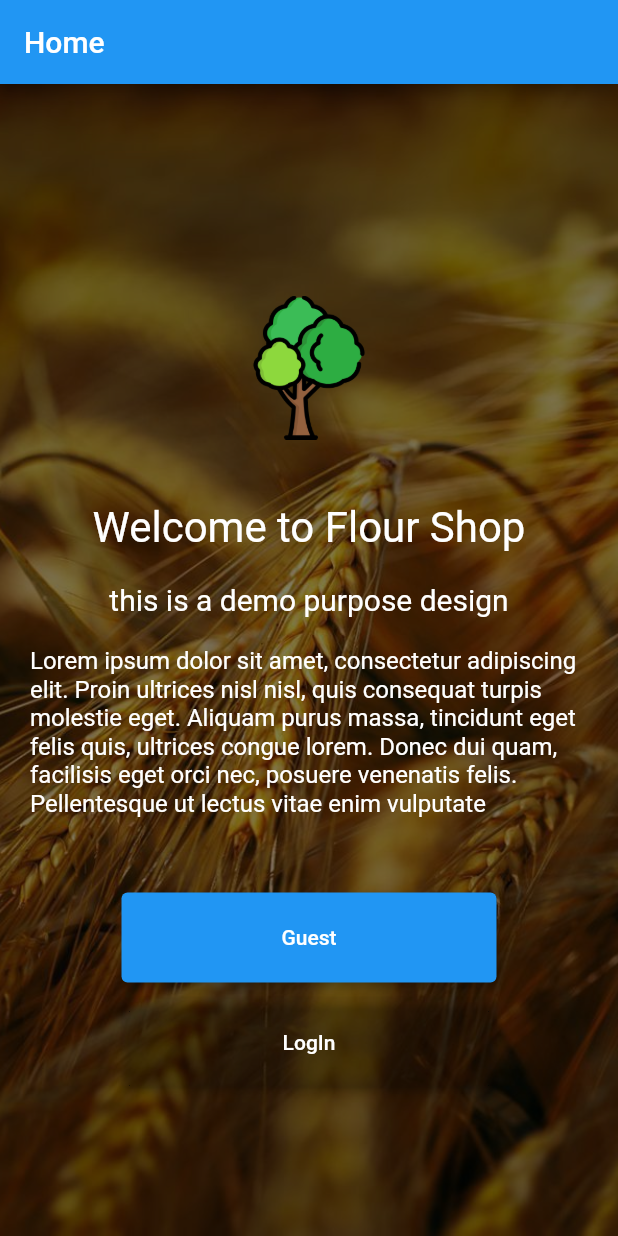
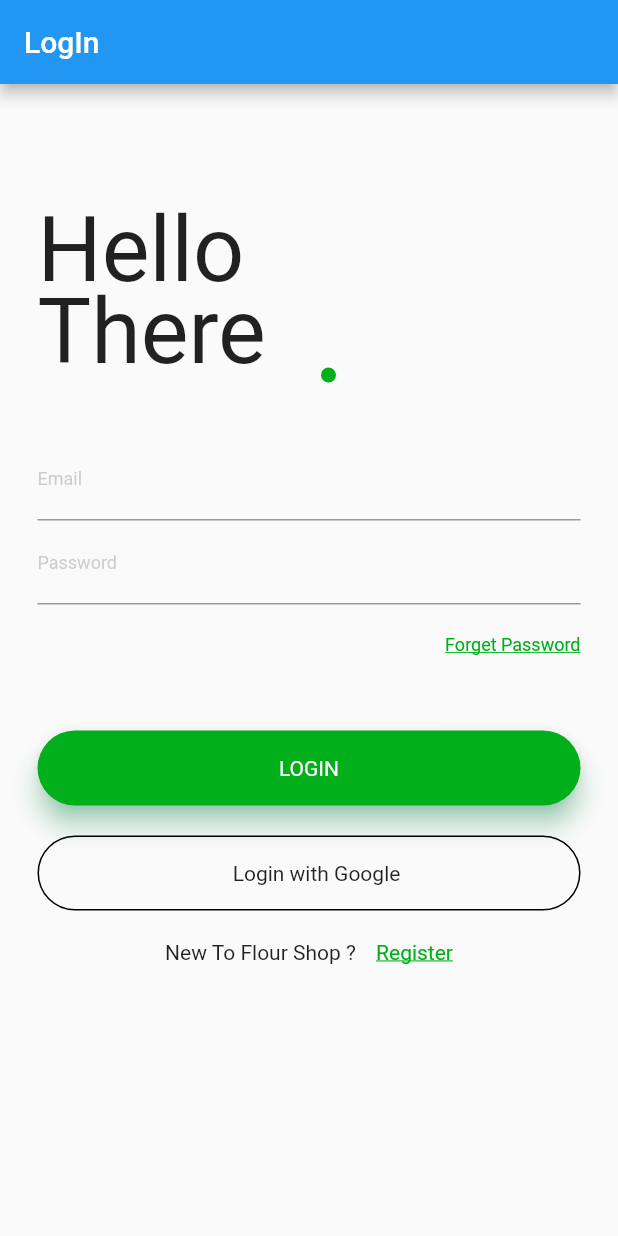
Before and after one commit to Sujit-sahoo3571/Flutter-Flour-Shop-App, a Flutter app: the screen it shows after launch, on a phone screen of 412 x 824 dp. Run offline on Flutter 3.47's test engine with Material 2 defaults, Android fonts, the phone set to English and light mode, and no system bars; our stand-ins replace animated_splash_screen, firebase_core; accounts and stored records are empty; Roboto replaces fonts that are missing (Trueno, Truneno, Truneo).

Commit message:
loginpage design

```diff
--- a/lib/main.dart
+++ b/lib/main.dart
@@ -1,12 +1,24 @@
+import 'package:firebase_core/firebase_core.dart';
 import 'package:flutter/material.dart';
 import 'package:flutter_flour_shop/pages/SplashScreen.dart';
-import 'package:flutter_flour_shop/pages/home.dart';
+import 'package:flutter_flour_shop/pages/loginpage.dart';
+import 'package:flutter_flour_shop/pages/usercheck.dart';
 
-void main() {
-  runApp(
-    MaterialApp(
-    debugShowCheckedModeBanner: false,
-    title: "Flutter Flour Shop",
-    home:Home() ,  // SplashScreen()
-  ));
+void main() async {
+  WidgetsFlutterBinding.ensureInitialized();
+  await Firebase.initializeApp();
+  runApp(MyApp());
 }
+
+class MyApp extends StatelessWidget {
+  const MyApp({Key? key}) : super(key: key);
+
+  @override
+  Widget build(BuildContext context) {
+    return MaterialApp(
+      debugShowCheckedModeBanner: false,
+      title: "Flutter Flour Shop",
+      home: LoginPage()        //UserSelect(), // SplashScreen()
+    );
+  }
+}
--- /dev/null
+++ b/lib/pages/loginpage.dart
@@ -0,0 +1,244 @@
+import 'package:flutter/material.dart';
+
+class LoginPage extends StatefulWidget {
+  const LoginPage({Key? key}) : super(key: key);
+
+  @override
+  _LoginPageState createState() => _LoginPageState();
+}
+
+class _LoginPageState extends State<LoginPage> {
+  final formKey = new GlobalKey<FormState>();
+
+  String email = '', password = '';
+  Color green = Color(0xFF00AF19);
+
+//validate email
+  String? validateEmail(String? value) {
+    // Pattern pattern =
+    //     r'^(([^<>()[\]\\.,;:\s@\"]+(\.[^<>()[\]\\.,;:\s@\"]+)*)|(\".+\"))@((\[[0-9]{1,3}\.[0-9]{1,3}\.[0-9]{1,3}\.[0-9]{1,3}\])|(([a-zA-Z\-0-9]+\.)+[a-zA-Z]{2,}))$';
+    RegExp regex = RegExp(
+        r'^(([^<>()[\]\\.,;:\s@\"]+(\.[^<>()[\]\\.,;:\s@\"]+)*)|(\".+\"))@((\[[0-9]{1,3}\.[0-9]{1,3}\.[0-9]{1,3}\.[0-9]{1,3}\])|(([a-zA-Z\-0-9]+\.)+[a-zA-Z]{2,}))$');
+    if (!regex.hasMatch(value!))
+      return "Enter valid Email ";
+    else
+      null;
+  }
+
+  // To check field during submit
+  checkField() {
+    final form = formKey.currentState;
+    if (form!.validate()) {
+      form.save();
+      return true;
+    }
+    return false;
+  }
+
+  @override
+  Widget build(BuildContext context) {
+    return Scaffold(
+      appBar: AppBar(
+        title: Text("LogIn "),
+      ),
+      body: Container(
+        height: MediaQuery.of(context).size.height,
+        width: MediaQuery.of(context).size.width,
+        child: Form(
+          key: formKey,
+          child: _buildLoginForm(),
+        ),
+      ),
+    );
+  }
+
+  _buildLoginForm() {
+    return Padding(
+      padding: const EdgeInsets.only(left: 25.0, right: 25.0),
+      child: ListView(
+        children: [
+          SizedBox(
+            height: 75.0,
+          ),
+          Container(
+            height: 125.0,
+            width: 200.0,
+            child: Stack(
+              children: [
+                Text(
+                  "Hello",
+                  style: TextStyle(
+                    fontFamily: "Truneo",
+                    fontSize: 60.0,
+                  ),
+                ),
+                Positioned(
+                    top: 55.0,
+                    child: Text(
+                      "There",
+                      style: TextStyle(
+                        fontFamily: "Truneo",
+                        fontSize: 60.0,
+                      ),
+                    )),
+                Positioned(
+                    top: 114.0,
+                    left: 189.0,
+                    child: Container(
+                      height: 10.0,
+                      width: 10.0,
+                      decoration: BoxDecoration(
+                        shape: BoxShape.circle,
+                        color: green,
+                      ),
+                    ))
+              ],
+            ),
+          ),
+          SizedBox(
+            height: 35.0,
+          ),
+          TextFormField(
+            decoration: InputDecoration(
+              labelText: "Email",
+              labelStyle: TextStyle(
+                fontFamily: "Truneo",
+                fontSize: 12.0,
+                color: Colors.grey.withOpacity(0.5),
+              ),
+              focusedBorder:
+                  UnderlineInputBorder(borderSide: BorderSide(color: green)),
+            ),
+            onChanged: (value) => this.email = value,
+            validator: (value) =>
+                value!.isEmpty ? 'Email is required ' : validateEmail(value),
+          ),
+          TextFormField(
+            decoration: InputDecoration(
+              labelText: "Password",
+              labelStyle: TextStyle(
+                fontFamily: "Truneo",
+                fontSize: 12.0,
+                color: Colors.grey.withOpacity(0.5),
+              ),
+              focusedBorder:
+                  UnderlineInputBorder(borderSide: BorderSide(color: green)),
+            ),
+            obscureText: true,
+            onChanged: (value) => this.email = value,
+            validator: (value) =>
+                value!.isEmpty ? 'Password is required ' : null,
+          ),
+          SizedBox(
+            height: 5.0,
+          ),
+          GestureDetector(
+            onTap: () {},
+            child: Container(
+              alignment: Alignment(1.0, 0.0),
+              padding: EdgeInsets.only(top: 15.0, left: 20.0),
+              child: InkWell(
+                child: Text(
+                  "Forget Password",
+                  style: TextStyle(
+                      fontFamily: "Truneno",
+                      fontSize: 12.0,
+                      decoration: TextDecoration.underline,
+                      color: green),
+                ),
+              ),
+            ),
+          ),
+          SizedBox(
+            height: 50.0,
+          ),
+          GestureDetector(
+            onTap: () {},
+            child: Container(
+              height: 50.0,
+              child: Material(
+                borderRadius: BorderRadius.circular(25.0),
+                shadowColor: Colors.greenAccent,
+                color: green,
+                elevation: 7.0,
+                child: Center(
+                  child: Text(
+                    "LOGIN",
+                    style: TextStyle(
+                      color: Colors.white,
+                      fontFamily: "Trueno",
+                    ),
+                  ),
+                ),
+              ),
+            ),
+          ),
+          SizedBox(
+            height: 20.0,
+          ),
+          GestureDetector(
+            onTap: () {},
+            child: Container(
+              height: 50.0,
+              color: Colors.transparent,
+              child: Container(
+                decoration: BoxDecoration(
+                  border: Border.all(
+                    color: Colors.black,
+                    style: BorderStyle.solid,
+                    width: 1.0,
+                  ),
+                  color: Colors.transparent,
+                  borderRadius: BorderRadius.circular(25.0),
+                ),
+                child:
+                    Row(mainAxisAlignment: MainAxisAlignment.center, children: [
+                  // Center(
+                  //   child: ImageIcon(
+                  //     AssetImage('assets/images/google.png'),
+                  //     size: 15.0,
+                  //   ),
+                  // ),// overflow image TODO ICON
+                  SizedBox(
+                    width: 10.0,
+                  ),
+                  Center(
+                    child: Text(
+                      "Login with Google",
+                      style: TextStyle(
+                        fontFamily: "Trueno",
+                      ),
+                    ),
+                  ),
+                ]),
+              ),
+            ),
+          ),
+          SizedBox(
+            height: 20.0,
+          ),
+          Row(
+            mainAxisAlignment: MainAxisAlignment.center,
+            children: [
+              Text("New To Flour Shop ? "),
+              SizedBox(
+                width: 10.0,
+              ),
+              InkWell(
+                onTap: () {},
+                child: Text(
+                  "Register",
+                  style: TextStyle(
+                    color: green,
+                    fontFamily: "Trueno",
+                    decoration: TextDecoration.underline,
+                  ),
+                ),
+              )
+            ],
+          )
+        ],
+      ),
+    );
+  }
+}
--- a/lib/pages/splashscreen.dart
+++ b/lib/pages/splashscreen.dart
@@ -1,6 +1,6 @@
 import 'package:animated_splash_screen/animated_splash_screen.dart';
 import 'package:flutter/material.dart';
-import 'package:flutter_flour_shop/pages/home.dart';
+import 'package:flutter_flour_shop/pages/usercheck.dart';
 
 class SplashScreen extends StatelessWidget {
   const SplashScreen({Key? key}) : super(key: key);
@@ -15,7 +15,7 @@ class SplashScreen extends StatelessWidget {
           height: 200.0,
         ),
       ),
-      nextScreen: Home(),
+      nextScreen: UserSelect(),
       splashTransition: SplashTransition.scaleTransition,
       backgroundColor: Colors.green,
     );
--- a/lib/pages/home.dart
+++ b/lib/pages/usercheck.dart
@@ -1,8 +1,8 @@
 import 'package:flutter/material.dart';
 import 'package:flutter_flour_shop/fontstyles/textstyles.dart';
 
-class Home extends StatelessWidget {
-  const Home({Key? key}) : super(key: key);
+class UserSelect extends StatelessWidget {
+  const UserSelect({Key? key}) : super(key: key);
 
   final loremText =
       "Lorem ipsum dolor sit amet, consectetur adipiscing elit. Proin ultrices nisl nisl, quis consequat turpis molestie eget. Aliquam purus massa, tincidunt eget felis quis, ultrices congue lorem. Donec dui quam, facilisis eget orci nec, posuere venenatis felis. Pellentesque ut lectus vitae enim vulputate";
@@ -10,7 +10,7 @@ class Home extends StatelessWidget {
   Widget build(BuildContext context) {
     return Scaffold(
       appBar: AppBar(
-        title: Text("Home"),
+        title: Text("Hello User"),
       ),
       body: Container(
         color: Colors.black,
--- a/pubspec.yaml
+++ b/pubspec.yaml
@@ -29,6 +29,8 @@ environment:
 dependencies:
   flutter:
     sdk: flutter
+  firebase_core:
+  firebase_auth:
 
 
   # The following adds the Cupertino Icons font to your application.
```
Also changed, not shown: assets/images/google.png (added), lib/pages/home_page.dart (added), pubspec.lock, 3 other files.
